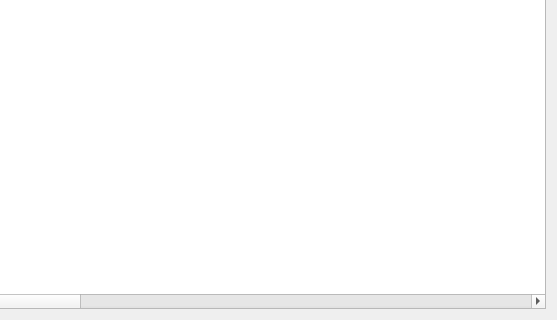
SeregaGomen/LTest, file tabledialog.ui: the form before one commit; both pictures show x 452 to 1009 and y 298 to 618 of the 1009 by 618 pixel window.
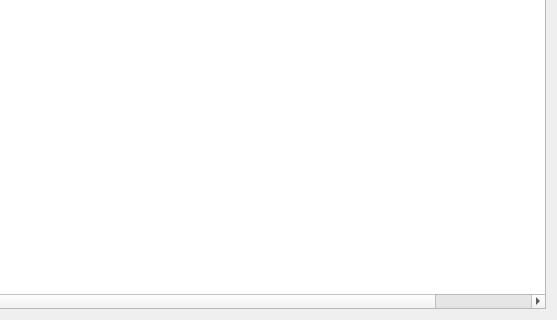
The form after the commit. Icons and pictures are not drawn.

```diff
--- a/tabledialog.ui
+++ b/tabledialog.ui
@@ -251,41 +251,6 @@
        <string>Мотиваційний тест</string>
       </property>
      </column>
-     <column>
-      <property name="text">
-       <string>Id</string>
-      </property>
-     </column>
-     <column>
-      <property name="text">
-       <string>Id1</string>
-      </property>
-     </column>
-     <column>
-      <property name="text">
-       <string>Id2</string>
-      </property>
-     </column>
-     <column>
-      <property name="text">
-       <string>Id3</string>
-      </property>
-     </column>
-     <column>
-      <property name="text">
-       <string>Id4</string>
-      </property>
-     </column>
-     <column>
-      <property name="text">
-       <string>Id5</string>
-      </property>
-     </column>
-     <column>
-      <property name="text">
-       <string>Id6</string>
-      </property>
-     </column>
     </widget>
    </item>
   </layout>
```
